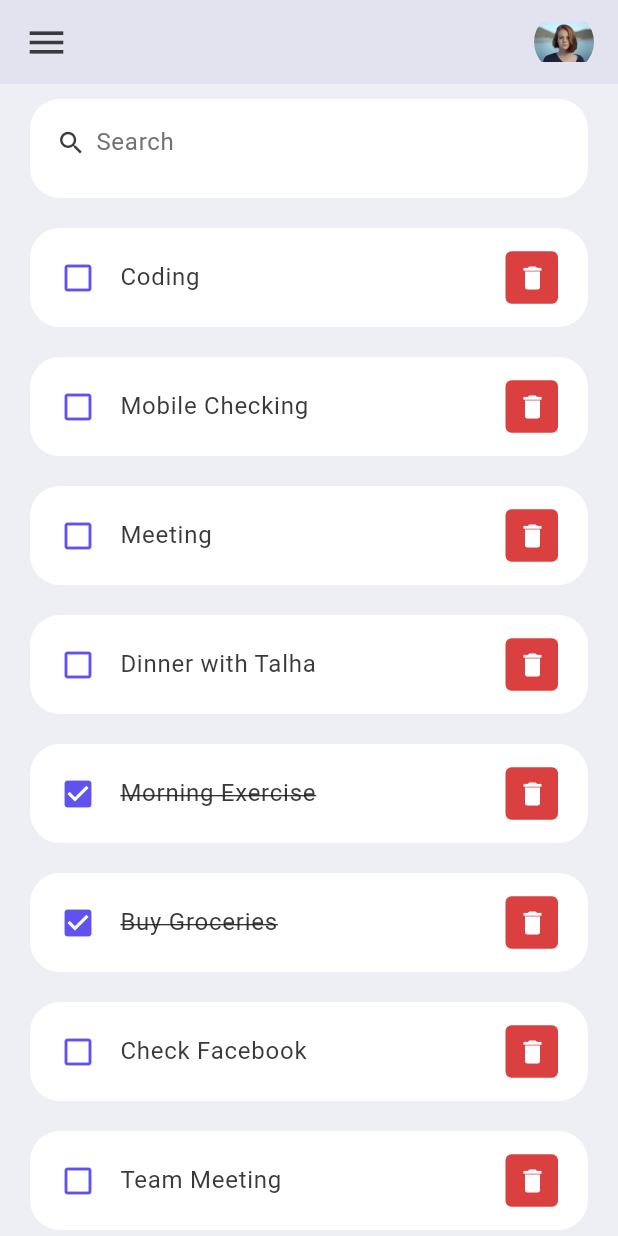
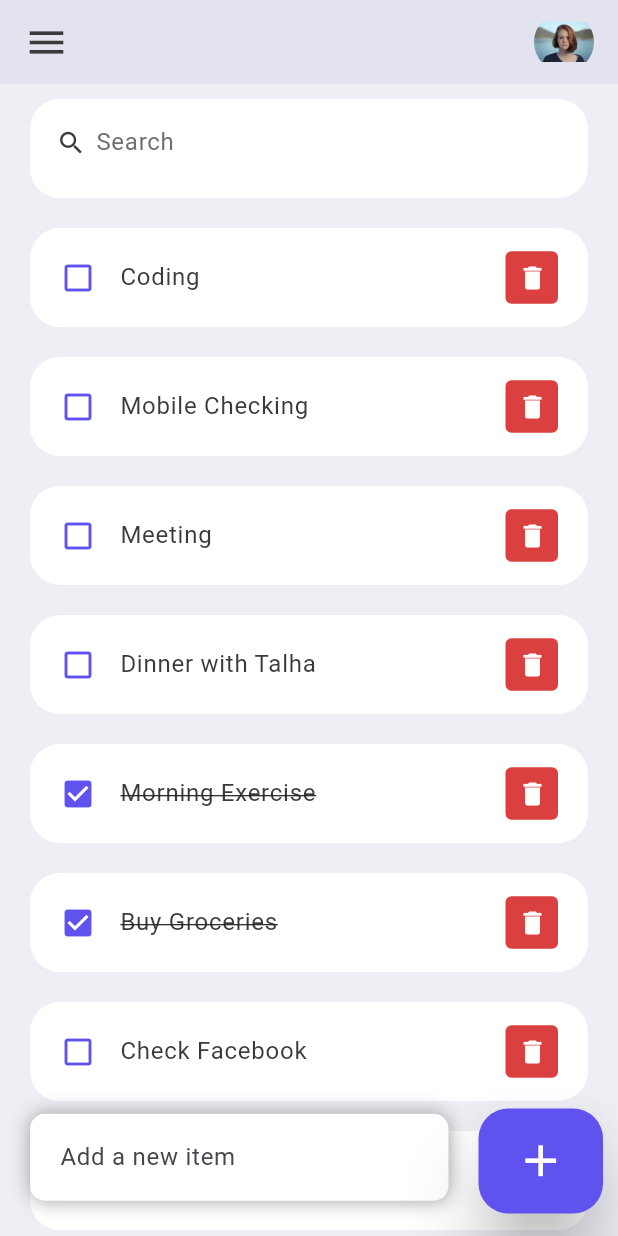
Before and after one commit to HassanRaza-313/To_Do_List_Flutter_Project, a Flutter app: the screen it shows after launch, scrolled down 576 dp, on a phone screen of 412 x 824 dp. Run offline on Flutter 3.47's test engine with Material 3 defaults, Android fonts, the phone set to English and light mode, and no system bars.

Commit message:
Add button

```diff
--- a/lib/home.dart
+++ b/lib/home.dart
@@ -16,7 +16,9 @@ class Home extends StatelessWidget{
     return Scaffold(
       backgroundColor: tdBGColor,
       appBar: buildAppBar(),
-      body: Container(
+      body: Stack(
+        children: [
+          Container(
             padding: EdgeInsets.symmetric(horizontal: 20,vertical: 15),
             child: Column(
               children: [
@@ -35,6 +37,53 @@ class Home extends StatelessWidget{
                 )
               ],
             ),
+          ),
+          Align(
+            alignment: Alignment.bottomCenter,
+            child: Row(
+              children: [
+                Expanded(
+                    child: Container(
+                      margin: EdgeInsets.only(bottom: 20,right: 20,left: 20),
+                      padding: EdgeInsets.symmetric(horizontal: 20,vertical: 5,),
+                      decoration: BoxDecoration(
+                        color: Colors.white,
+                        boxShadow: const [
+                          BoxShadow(
+                            color: Colors.grey,
+                            offset: Offset(0.0, 0.0),
+                            blurRadius: 10.0,
+                            spreadRadius: 0.0,
+                        ),],
+                        borderRadius: BorderRadius.circular(10),
+
+                      ),
+                      child: TextField(
+                        decoration: InputDecoration(
+                          hintText: 'Add a new item ',
+                          border: InputBorder.none,
+                        ),
+                      ),
+                ),
+                ),
+                Container(
+                  margin: EdgeInsets.only(bottom:15,right: 10),
+                  child: ElevatedButton(
+                    child: Icon(Icons.add,color: Colors.white,size: 35),
+                    onPressed: () {},
+                    style: ElevatedButton.styleFrom(
+                      shape: RoundedRectangleBorder(borderRadius: BorderRadius.circular(20)),
+                      primary: tdBlue,
+                      minimumSize: Size(30,70),
+                      elevation: 20,
+                    ),
+
+                  ),
+                )
+              ],
+            ),
+          )
+        ],
       ),
     );
   }
```
Lines whose indentation alone changed are shown as unchanged.
